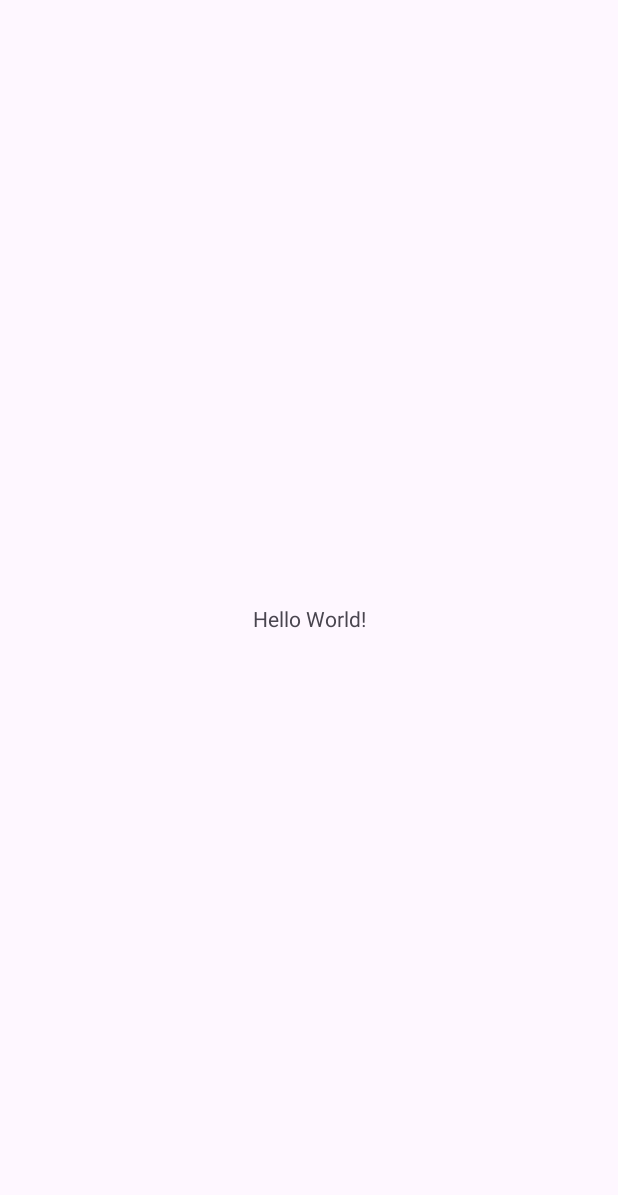
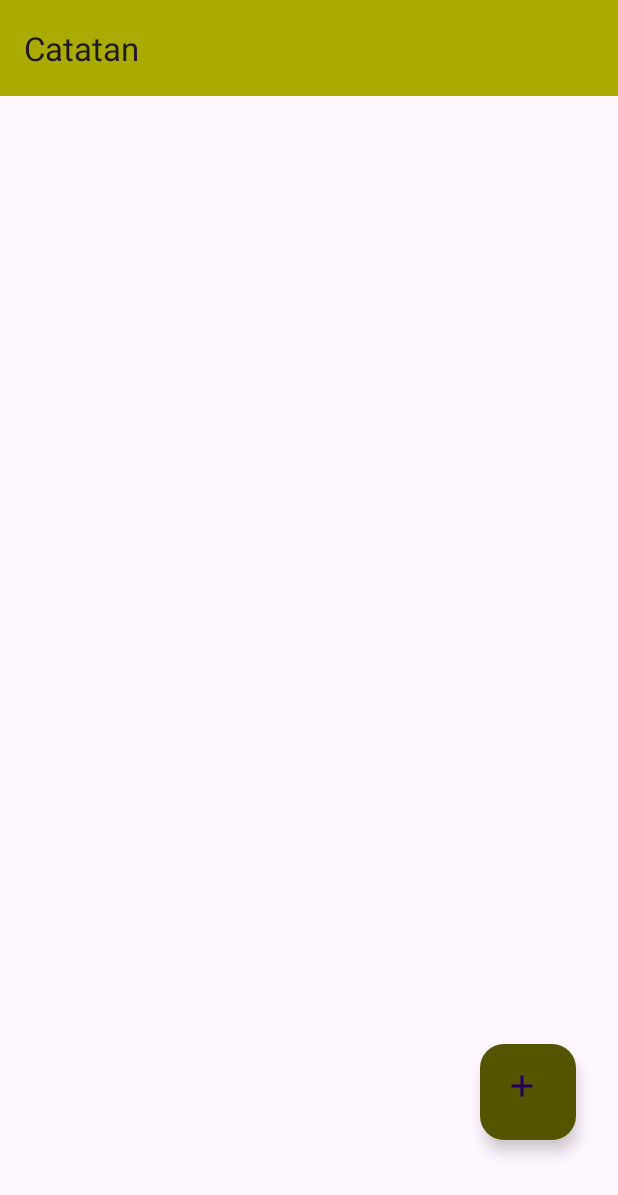
Before and after one commit to maszhar/catatan-cepat, an Android app: the screen it shows after launch (MainActivity before the commit, NoteListActivity after it), on a phone screen of 412 x 824 dp. Before the commit the part shown is almost empty. Shown: the top 1195 px of the screen. Run offline under Robolectric (Android 15) with nearby library versions, the phone set to English and light mode, and no system bars; our stand-ins replace data binding.

Commit message:
feat: note list ui

```diff
--- a/app/src/main/AndroidManifest.xml
+++ b/app/src/main/AndroidManifest.xml
@@ -13,7 +13,7 @@
         android:theme="@style/Theme.CatatanCepat"
         tools:targetApi="31">
         <activity
-            android:name=".MainActivity"
+            android:name=".NoteListActivity"
             android:exported="true">
             <intent-filter>
                 <action android:name="android.intent.action.MAIN" />
--- a/app/src/main/java/com/maszhar/catatancepat/MainActivity.kt
+++ b/app/src/main/java/com/maszhar/catatancepat/NoteListActivity.kt
@@ -6,11 +6,11 @@ import androidx.appcompat.app.AppCompatActivity
 import androidx.core.view.ViewCompat
 import androidx.core.view.WindowInsetsCompat
 
-class MainActivity : AppCompatActivity() {
+class NoteListActivity : AppCompatActivity() {
     override fun onCreate(savedInstanceState: Bundle?) {
         super.onCreate(savedInstanceState)
         enableEdgeToEdge()
-        setContentView(R.layout.activity_main)
+        setContentView(R.layout.activity_note_list)
         ViewCompat.setOnApplyWindowInsetsListener(findViewById(R.id.main)) { v, insets ->
             val systemBars = insets.getInsets(WindowInsetsCompat.Type.systemBars())
             v.setPadding(systemBars.left, systemBars.top, systemBars.right, systemBars.bottom)
--- /dev/null
+++ b/app/src/main/res/drawable/add_icon.xml
@@ -0,0 +1,5 @@
+<vector xmlns:android="http://schemas.android.com/apk/res/android" android:height="48dp" android:tint="#FFFFFF" android:viewportHeight="24" android:viewportWidth="24" android:width="48dp">
+
+    <path android:fillColor="@android:color/white" android:pathData="M19,13h-6v6h-2v-6H5v-2h6V5h2v6h6v2z"/>
+
+</vector>
--- a/app/src/main/res/layout/activity_main.xml
+++ /dev/null
@@ -1,19 +0,0 @@
-<?xml version="1.0" encoding="utf-8"?>
-<androidx.constraintlayout.widget.ConstraintLayout xmlns:android="http://schemas.android.com/apk/res/android"
-    xmlns:app="http://schemas.android.com/apk/res-auto"
-    xmlns:tools="http://schemas.android.com/tools"
-    android:id="@+id/main"
-    android:layout_width="match_parent"
-    android:layout_height="match_parent"
-    tools:context=".MainActivity">
-
-    <TextView
-        android:layout_width="wrap_content"
-        android:layout_height="wrap_content"
-        android:text="Hello World!"
-        app:layout_constraintBottom_toBottomOf="parent"
-        app:layout_constraintEnd_toEndOf="parent"
-        app:layout_constraintStart_toStartOf="parent"
-        app:layout_constraintTop_toTopOf="parent" />
-
-</androidx.constraintlayout.widget.ConstraintLayout>
--- /dev/null
+++ b/app/src/main/res/layout/activity_note_list.xml
@@ -0,0 +1,55 @@
+<?xml version="1.0" encoding="utf-8"?>
+<layout xmlns:android="http://schemas.android.com/apk/res/android"
+    xmlns:app="http://schemas.android.com/apk/res-auto"
+    xmlns:tools="http://schemas.android.com/tools">
+
+    <androidx.coordinatorlayout.widget.CoordinatorLayout
+        android:layout_width="match_parent"
+        android:layout_height="match_parent"
+        tools:context=".NoteListActivity">
+
+        <com.google.android.material.appbar.AppBarLayout
+            android:layout_width="match_parent"
+            android:layout_height="wrap_content">
+
+            <androidx.appcompat.widget.Toolbar
+                android:layout_width="match_parent"
+                android:layout_height="?attr/actionBarSize"
+                android:background="#aaaa00"
+                app:title="Catatan" />
+        </com.google.android.material.appbar.AppBarLayout>
+
+        <androidx.constraintlayout.widget.ConstraintLayout
+            android:id="@+id/main"
+            android:layout_width="match_parent"
+            android:layout_height="match_parent"
+            app:layout_behavior="com.google.android.material.appbar.AppBarLayout$ScrollingViewBehavior">
+
+            <androidx.recyclerview.widget.RecyclerView
+                android:id="@+id/note_list"
+                android:layout_width="0dp"
+                android:layout_height="0dp"
+                android:paddingStart="8dp"
+                android:paddingTop="6dp"
+                android:paddingEnd="8dp"
+                android:paddingBottom="6dp"
+                app:layout_constraintBottom_toBottomOf="parent"
+                app:layout_constraintEnd_toEndOf="parent"
+                app:layout_constraintStart_toStartOf="parent"
+                app:layout_constraintTop_toTopOf="parent"
+                tools:listitem="@layout/item_note_card" />
+
+            <com.google.android.material.floatingactionbutton.FloatingActionButton
+                android:id="@+id/add_note_button"
+                android:layout_width="64dp"
+                android:layout_height="64dp"
+                android:layout_marginEnd="28dp"
+                android:layout_marginBottom="64dp"
+                android:backgroundTint="#555500"
+                android:src="@drawable/add_icon"
+                app:layout_constraintBottom_toBottomOf="parent"
+                app:layout_constraintEnd_toEndOf="parent" />
+
+        </androidx.constraintlayout.widget.ConstraintLayout>
+    </androidx.coordinatorlayout.widget.CoordinatorLayout>
+</layout>
```
Also changed, not shown: app/src/main/res/layout/item_note_card.xml (added, +39 -0 lines).
